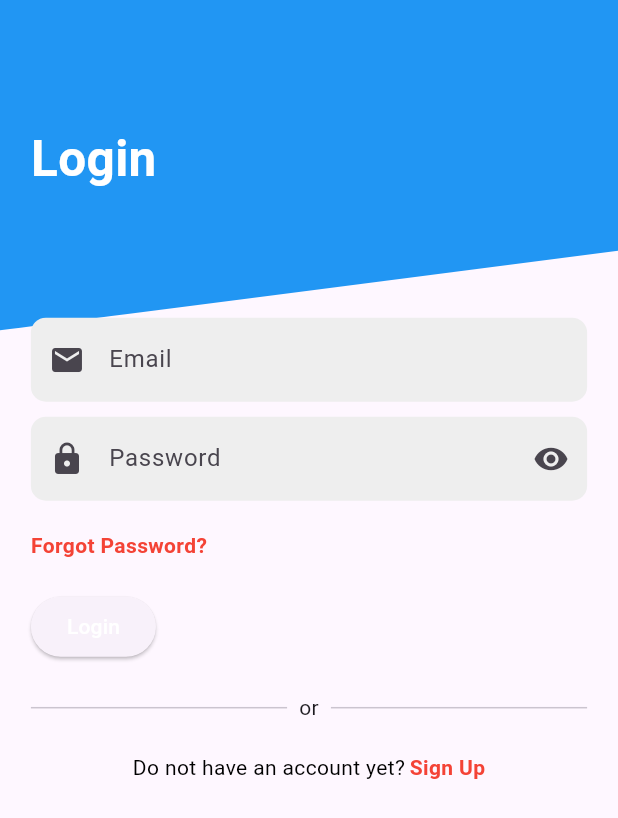
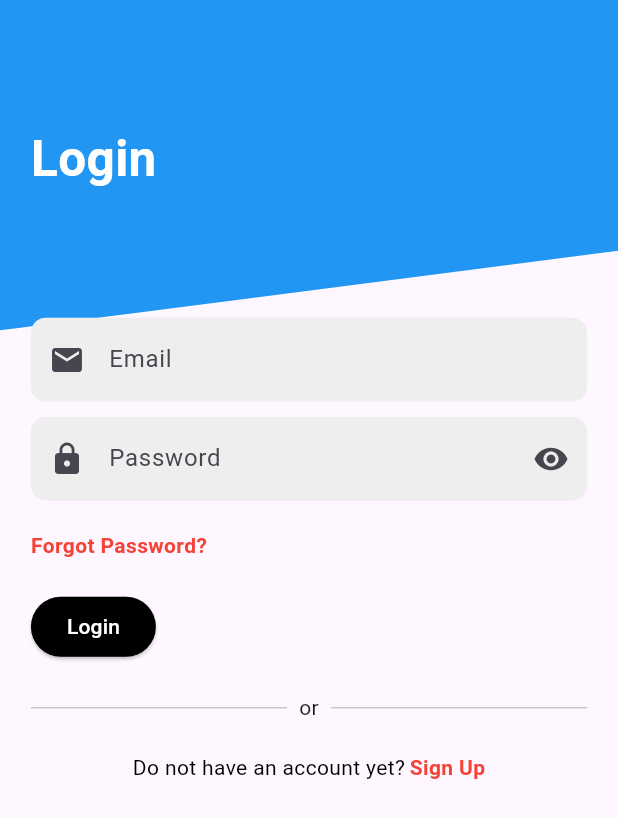
Before and after one commit to joshuawallace25/vividdrivemobileapp, a Flutter app: the screen it shows after launch, on a phone screen of 412 x 824 dp. Shown: the top 818 px of the screen. Run offline on Flutter 3.47's test engine with Material 3 defaults, Android fonts, the phone set to English and light mode, and no system bars; our stand-ins replace cloud_firestore, curved_navigation_bar, firebase_auth, firebase_core, get; missing offline and left inert: photo_manager; accounts and stored records are empty.

Commit message:
android sdk bug fixed

```diff
--- a/lib/screens/auth/loginScreen.dart
+++ b/lib/screens/auth/loginScreen.dart
@@ -9,6 +9,7 @@ class LoginScreen extends StatefulWidget {
   const LoginScreen({super.key});
 
   @override
+  // ignore: library_private_types_in_public_api
   _LoginScreenState createState() => _LoginScreenState();
 }
 
@@ -88,6 +89,10 @@ class _LoginScreenState extends State<LoginScreen> {
 
                     // Standard ElevatedButton for login
                     ElevatedButton(
+
+                      style:ElevatedButton.styleFrom(
+                        backgroundColor: Colors.black
+                      ),
                       onPressed: loginController.isLoading.value
                           ? null // Disable the button while loading
                           : () async {
```
Also changed, not shown: 1 other file.
